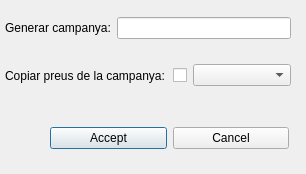
Before: the Qt Designer form ui/new_prices.ui in bgeo-gis/treemanage_qgis_pluggin, drawn with Qt 5.
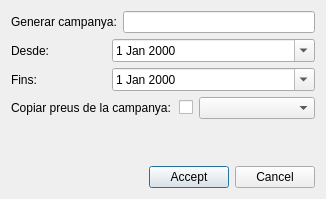
After: the same form once the commit is applied.

Commit message: basic_cat_price done

```diff
--- a/ui/new_prices.ui
+++ b/ui/new_prices.ui
@@ -6,8 +6,8 @@
    <rect>
     <x>0</x>
     <y>0</y>
-    <width>306</width>
-    <height>174</height>
+    <width>313</width>
+    <height>199</height>
    </rect>
   </property>
   <property name="sizePolicy">
@@ -19,15 +19,8 @@
   <property name="windowTitle">
    <string>Selector de campanyes per generar nou cataleg de preus</string>
   </property>
-  <widget class="QWidget" name="horizontalLayoutWidget">
-   <property name="geometry">
-    <rect>
-     <x>5</x>
-     <y>10</y>
-     <width>286</width>
-     <height>36</height>
-    </rect>
-   </property>
+  <layout class="QVBoxLayout" name="verticalLayout">
+   <item>
    <layout class="QHBoxLayout" name="horizontalLayout">
     <item>
      <widget class="QLabel" name="plan_any">
@@ -37,19 +30,90 @@
      </widget>
     </item>
     <item>
-     <widget class="QLineEdit" name="txt_year"/>
-    </item>
-   </layout>
-  </widget>
-  <widget class="QWidget" name="horizontalLayoutWidget_2">
-   <property name="geometry">
-    <rect>
-     <x>5</x>
-     <y>55</y>
-     <width>286</width>
-     <height>41</height>
-    </rect>
-   </property>
+      <widget class="QLineEdit" name="txt_campaign">
+       <property name="minimumSize">
+        <size>
+         <width>192</width>
+         <height>0</height>
+        </size>
+       </property>
+      </widget>
+     </item>
+    </layout>
+   </item>
+   <item>
+    <layout class="QHBoxLayout" name="horizontalLayout_4">
+     <item>
+      <widget class="QLabel" name="label_2">
+       <property name="minimumSize">
+        <size>
+         <width>95</width>
+         <height>0</height>
+        </size>
+       </property>
+       <property name="maximumSize">
+        <size>
+         <width>95</width>
+         <height>16777215</height>
+        </size>
+       </property>
+       <property name="text">
+        <string>Desde:</string>
+       </property>
+      </widget>
+     </item>
+     <item>
+      <widget class="QDateEdit" name="start_date">
+       <property name="minimumSize">
+        <size>
+         <width>0</width>
+         <height>0</height>
+        </size>
+       </property>
+       <property name="calendarPopup">
+        <bool>true</bool>
+       </property>
+      </widget>
+     </item>
+    </layout>
+   </item>
+   <item>
+    <layout class="QHBoxLayout" name="horizontalLayout_5">
+     <item>
+      <widget class="QLabel" name="label_3">
+       <property name="minimumSize">
+        <size>
+         <width>95</width>
+         <height>0</height>
+        </size>
+       </property>
+       <property name="maximumSize">
+        <size>
+         <width>95</width>
+         <height>16777215</height>
+        </size>
+       </property>
+       <property name="text">
+        <string>Fins:</string>
+       </property>
+      </widget>
+     </item>
+     <item>
+      <widget class="QDateEdit" name="end_date">
+       <property name="minimumSize">
+        <size>
+         <width>0</width>
+         <height>0</height>
+        </size>
+       </property>
+       <property name="calendarPopup">
+        <bool>true</bool>
+       </property>
+      </widget>
+     </item>
+    </layout>
+   </item>
+   <item>
    <layout class="QHBoxLayout" name="horizontalLayout_2">
     <item>
      <widget class="QLabel" name="label">
@@ -78,17 +142,35 @@
      <widget class="QComboBox" name="cbx_years"/>
     </item>
    </layout>
-  </widget>
-  <widget class="QWidget" name="horizontalLayoutWidget_3">
-   <property name="geometry">
-    <rect>
-     <x>50</x>
-     <y>115</y>
-     <width>239</width>
-     <height>46</height>
-    </rect>
-   </property>
+   </item>
+   <item>
+    <spacer name="verticalSpacer">
+     <property name="orientation">
+      <enum>Qt::Vertical</enum>
+     </property>
+     <property name="sizeHint" stdset="0">
+      <size>
+       <width>20</width>
+       <height>40</height>
+      </size>
+     </property>
+    </spacer>
+   </item>
+   <item>
    <layout class="QHBoxLayout" name="horizontalLayout_3">
+     <item>
+      <spacer name="horizontalSpacer">
+       <property name="orientation">
+        <enum>Qt::Horizontal</enum>
+       </property>
+       <property name="sizeHint" stdset="0">
+        <size>
+         <width>40</width>
+         <height>20</height>
+        </size>
+       </property>
+      </spacer>
+     </item>
     <item>
      <widget class="QPushButton" name="btn_accept">
       <property name="text">
@@ -104,7 +186,8 @@
      </widget>
     </item>
    </layout>
-  </widget>
+   </item>
+  </layout>
  </widget>
  <resources/>
  <connections/>
```
Lines whose indentation alone changed are shown as unchanged. The commit also changes 2 other files.
